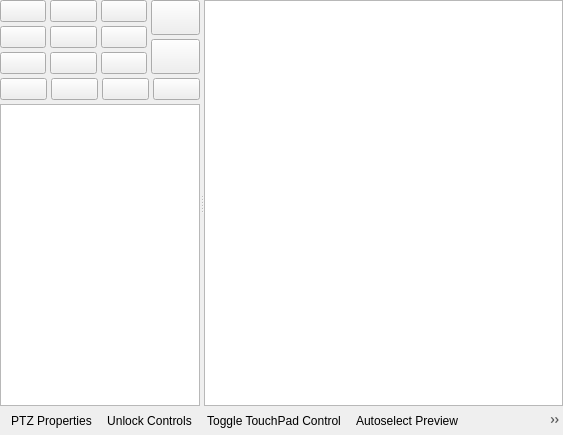
glikely/obs-ptz, file src/ptz-controls.ui: the form before one commit.
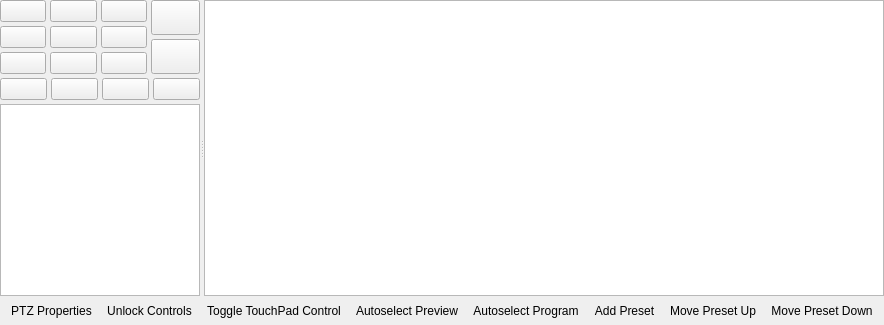
The form after the commit. Icons and pictures are not drawn. Custom widgets are drawn as their Qt base class.

Commit message: Stop using deprecated obs_frontend_add_dock()

```diff
--- a/src/ptz-controls.ui
+++ b/src/ptz-controls.ui
@@ -1,25 +1,7 @@
 <?xml version="1.0" encoding="UTF-8"?>
 <ui version="4.0">
  <class>PTZControls</class>
- <widget class="QDockWidget" name="PTZControls">
-  <property name="geometry">
-   <rect>
-    <x>0</x>
-    <y>0</y>
-    <width>563</width>
-    <height>435</height>
-   </rect>
-  </property>
-  <property name="contextMenuPolicy">
-   <enum>Qt::CustomContextMenu</enum>
-  </property>
-  <property name="floating">
-   <bool>false</bool>
-  </property>
-  <property name="windowTitle">
-   <string>PTZ Controls</string>
-  </property>
-  <widget class="QWidget" name="dockWidgetContents">
+ <widget class="QWidget" name="PTZControls">
    <property name="contextMenuPolicy">
     <enum>Qt::CustomContextMenu</enum>
    </property>
@@ -599,7 +581,6 @@
      </widget>
     </item>
    </layout>
-  </widget>
   <action name="actionPTZProperties">
    <property name="enabled">
     <bool>true</bool>
```
Lines whose indentation alone changed are shown as unchanged. The commit also changes 2 other files.
